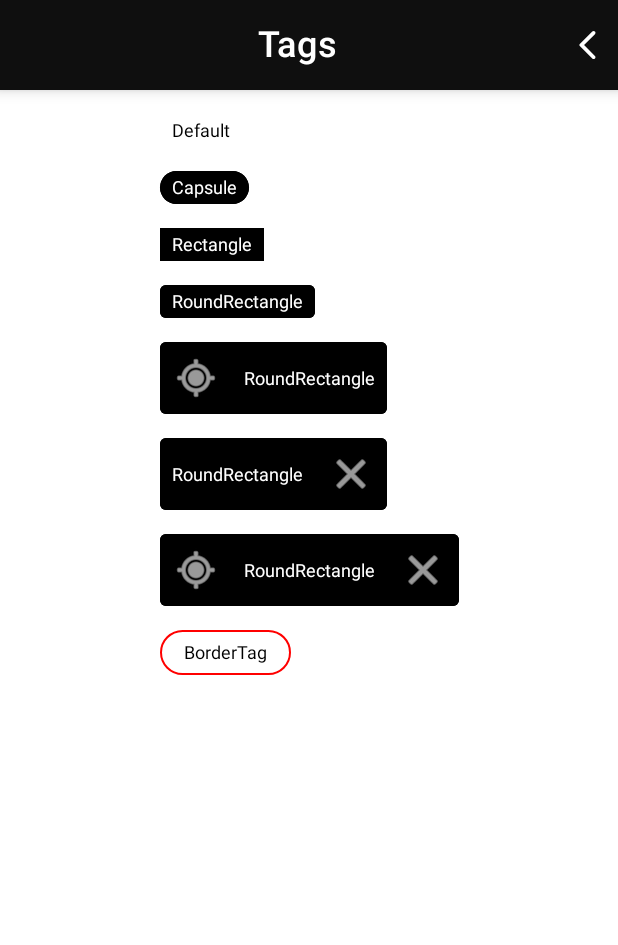
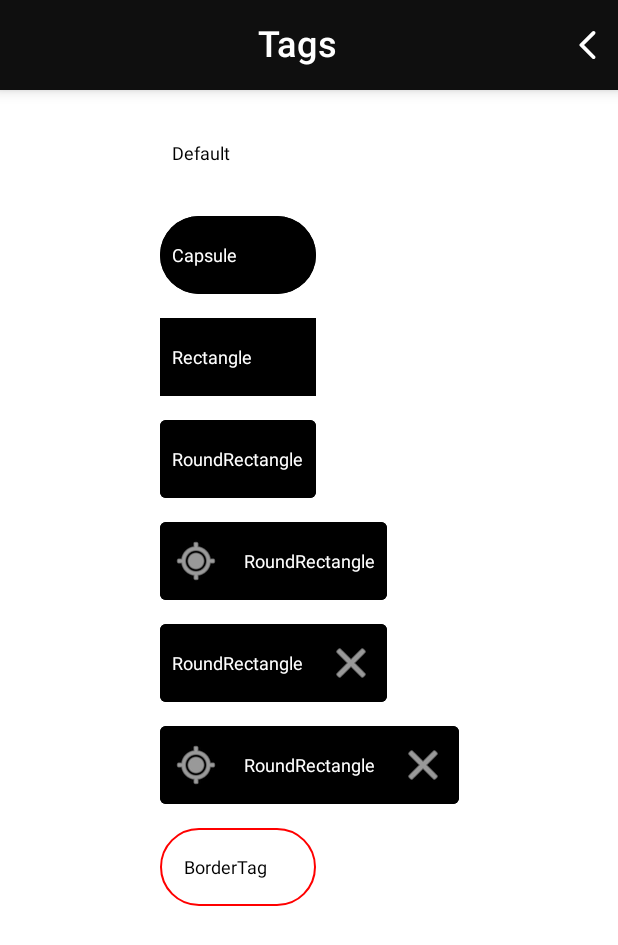
Before and after one commit to codeandtheory/YTag-android, an Android app built with Jetpack Compose: the YTagActivity screen opened directly, with no data from a screen before it, on a phone screen of 412 x 824 dp. Shown: the top 945 px of the screen. Run offline under Robolectric (Android 15) with nearby library versions, the phone set to English and light mode, and no system bars.

Commit message:
1. Added more text modifiers

```diff
--- a/YCoreUILib/src/main/java/co/yml/ycoreui/ui/ytag/TagView.kt
+++ b/YCoreUILib/src/main/java/co/yml/ycoreui/ui/ytag/TagView.kt
@@ -2,8 +2,7 @@ package co.yml.ycoreui.ui.ytag
 
 import androidx.compose.foundation.background
 import androidx.compose.foundation.border
-import androidx.compose.foundation.layout.Row
-import androidx.compose.foundation.layout.padding
+import androidx.compose.foundation.layout.*
 import androidx.compose.foundation.shape.CircleShape
 import androidx.compose.foundation.shape.RoundedCornerShape
 import androidx.compose.material3.Icon
@@ -25,6 +24,7 @@ import co.yml.ycoreui.ui.ytag.model.TagViewModifiers
 fun TagView(tagViewModifiers: TagViewModifiers) {
     with(tagViewModifiers) {
         Row(modifier = Modifier
+            .defaultMinSize(minWidth = 104.dp, minHeight = 52.dp)
             .run {
                 if (enableBorder) {
                     border(
@@ -54,6 +54,7 @@ fun TagView(tagViewModifiers: TagViewModifiers) {
                         endPadding,
                         bottomPadding
                     )
+                    .align(Alignment.CenterVertically)
                     .semantics {
                         this.contentDescription = text
                     },
--- a/YCoreUILib/src/main/java/co/yml/ycoreui/ui/ytag/model/TagViewModifiers.kt
+++ b/YCoreUILib/src/main/java/co/yml/ycoreui/ui/ytag/model/TagViewModifiers.kt
@@ -4,16 +4,36 @@ import androidx.compose.runtime.Composable
 import androidx.compose.ui.graphics.Color
 import androidx.compose.ui.graphics.RectangleShape
 import androidx.compose.ui.graphics.Shape
+import androidx.compose.ui.text.TextLayoutResult
 import androidx.compose.ui.text.TextStyle
+import androidx.compose.ui.text.font.FontFamily
+import androidx.compose.ui.text.font.FontStyle
+import androidx.compose.ui.text.font.FontWeight
+import androidx.compose.ui.text.style.TextAlign
+import androidx.compose.ui.text.style.TextDecoration
+import androidx.compose.ui.text.style.TextOverflow
 import androidx.compose.ui.unit.Dp
 import androidx.compose.ui.unit.TextUnit
 import androidx.compose.ui.unit.dp
 import androidx.compose.ui.unit.sp
 
 data class TagViewModifiers(
+    val minWidth: Dp,
+    val minHeight: Dp,
     val text: String,
     val textColor: Color,
     val fontSize: TextUnit,
+    val fontStyle: FontStyle,
+    val fontWeight: FontWeight,
+    val fontFamily: FontFamily,
+    val letterSpacing: TextUnit,
+    val textDecoration: TextDecoration?,
+    val textAlign: TextAlign,
+    val lineHeight: TextUnit,
+    val overflow: TextOverflow,
+    val softWrap: Boolean,
+    val maxLines: Int,
+    val onTextLayout: (TextLayoutResult) -> Unit,
     val style: TextStyle,
     val enableBorder: Boolean,
     val borderWidth: Dp,
@@ -28,9 +48,22 @@ data class TagViewModifiers(
     val shape: Shape
 ) {
     class Builder {
+        private var minWidth: Dp = 52.dp
+        private var minHeight: Dp = 52.dp
         private var text: String = ""
         private var textColor: Color = Color.Black
         private var fontSize: TextUnit = 12.sp
+        private var fontStyle: FontStyle = FontStyle.Normal
+        private var fontWeight: FontWeight = FontWeight.Normal
+        private var fontFamily: FontFamily = FontFamily.Default
+        private var letterSpacing: TextUnit = TextUnit.Unspecified
+        private var textDecoration: TextDecoration? = null
+        private var textAlign: TextAlign = TextAlign.Center
+        private var lineHeight: TextUnit = TextUnit.Unspecified
+        private var overflow: TextOverflow = TextOverflow.Clip
+        private var softWrap: Boolean = true
+        private var onTextLayout: (TextLayoutResult) -> Unit = {}
+        private var maxLines: Int = Int.MAX_VALUE
         private var style = TextStyle()
         private var enableBorder: Boolean = false
         private var borderWidth: Dp = 1.dp
@@ -44,11 +77,36 @@ data class TagViewModifiers(
         private var trailingIcon: @Composable (() -> Unit)? = null
         private var shape: Shape = RectangleShape
 
+        fun minWidth(minWidth: Dp) = apply { this.minWidth = minWidth }
+
+        fun minHeight(minHeight: Dp) = apply { this.minHeight = minHeight }
         fun text(text: String) = apply { this.text = text }
 
         fun textColor(textColor: Color) = apply { this.textColor = textColor }
 
         fun fontSize(fontSize: TextUnit) = apply { this.fontSize = fontSize }
+
+        fun fontStyle(fontStyle: FontStyle) = apply { this.fontStyle = fontStyle }
+
+        fun fontWeight(fontWeight: FontWeight) = apply { this.fontWeight = fontWeight }
+
+        fun fontFamily(fontFamily: FontFamily) = apply { this.fontFamily = fontFamily }
+        fun letterSpacing(letterSpacing: TextUnit) = apply { this.letterSpacing = letterSpacing }
+        fun textDecoration(textDecoration: TextDecoration) =
+            apply { this.textDecoration = textDecoration }
+
+        fun textAlign(textAlign: TextAlign) = apply { this.textAlign = textAlign }
+
+        fun lineHeight(lineHeight: TextUnit) = apply { this.lineHeight = lineHeight }
+
+        fun overFlow(overflow: TextOverflow) = apply { this.overflow = overflow }
+
+        fun softWrap(softWrap: Boolean) = apply { this.softWrap = softWrap }
+
+        fun maxLines(maxLines: Int) = apply { this.maxLines }
+
+        fun onTextLayout(onTextLayout: (TextLayoutResult) -> Unit) =
+            apply { this.onTextLayout = onTextLayout }
 
         fun style(style: TextStyle) = apply { this.style = style }
 
@@ -69,16 +127,31 @@ data class TagViewModifiers(
 
         fun endPadding(endPadding: Dp) = apply { this.endPadding = endPadding }
 
-        fun leadingIcon(leadingIcon: @Composable (() -> Unit)?) = apply { this.leadingIcon = leadingIcon }
+        fun leadingIcon(leadingIcon: @Composable (() -> Unit)?) =
+            apply { this.leadingIcon = leadingIcon }
 
-        fun trailingIcon(trailingIcon: @Composable (() -> Unit)?) = apply { this.trailingIcon = trailingIcon }
+        fun trailingIcon(trailingIcon: @Composable (() -> Unit)?) =
+            apply { this.trailingIcon = trailingIcon }
 
-        fun shape(shape: Shape) = apply { this.shape =shape }
+        fun shape(shape: Shape) = apply { this.shape = shape }
 
         fun build() = TagViewModifiers(
+            minWidth,
+            minHeight,
             text,
             textColor,
             fontSize,
+            fontStyle,
+            fontWeight,
+            fontFamily,
+            letterSpacing,
+            textDecoration,
+            textAlign,
+            lineHeight,
+            overflow,
+            softWrap,
+            maxLines,
+            onTextLayout,
             style,
             enableBorder,
             borderWidth,
```
